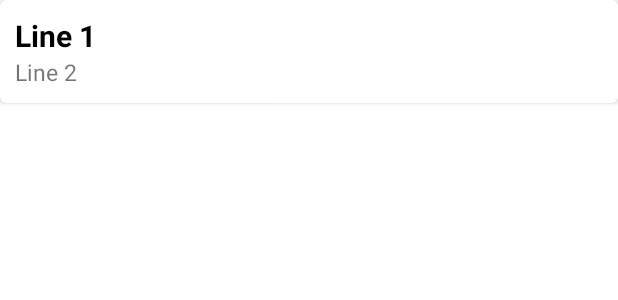
After one commit to emile067/Wokout-Buddy, an Android app: the layout my_workouts_list_item.xml on its own in the app's theme, with its tools: preview values and no code run, on a phone screen of 412 x 824 dp. The commit adds this screen. Shown: the top 300 px of the screen. Run offline under Robolectric (Android 15) with nearby library versions, the phone set to English and light mode, and no system bars.

```diff
--- a/app/src/main/java/com/moringa/workoutbuddy/ui/MainActivity.java
+++ b/app/src/main/java/com/moringa/workoutbuddy/ui/MainActivity.java
@@ -24,7 +24,7 @@ public class MainActivity extends AppCompatActivity {
         mStartButton.setOnClickListener(new View.OnClickListener() {
             @Override
             public void onClick(View v) {
-                Intent intent = new Intent(MainActivity.this, NewWorkoutActivity.class);
+                Intent intent = new Intent(MainActivity.this, WorkoutListActivity.class);
                 startActivity(intent);
             }
         });
--- /dev/null
+++ b/app/src/main/res/layout/my_workouts_list_item.xml
@@ -0,0 +1,32 @@
+<?xml version="1.0" encoding="utf-8"?>
+<androidx.cardview.widget.CardView xmlns:android="http://schemas.android.com/apk/res/android"
+    android:layout_width="match_parent"
+    android:layout_height="wrap_content"
+    xmlns:app="http://schemas.android.com/apk/res-auto"
+    app:cardCornerRadius="4dp">
+    <RelativeLayout
+        android:layout_width="match_parent"
+        android:layout_height="match_parent"
+        android:layout_margin="4dp"
+        android:padding="6dp">
+
+        <TextView
+            android:id="@+id/workoutNameTextView"
+            android:layout_width="wrap_content"
+            android:layout_height="wrap_content"
+            android:layout_alignParentTop="true"
+            android:layout_marginTop="0dp"
+            android:text="Line 1"
+            android:textColor="@android:color/black"
+            android:textSize="20sp"
+            android:textStyle="bold" />
+
+        <TextView
+            android:id="@+id/exerciseNumberTextView"
+            android:layout_width="wrap_content"
+            android:layout_height="wrap_content"
+            android:layout_below="@+id/workoutNameTextView"
+            android:text="Line 2"
+            android:textSize="15sp" />
+    </RelativeLayout>
+</androidx.cardview.widget.CardView>
```
Also changed, not shown: app/src/main/java/com/moringa/workoutbuddy/adapters/WorkoutListAdapter.java (added, +64 -0 lines), app/src/main/java/com/moringa/workoutbuddy/ui/NewWorkoutActivity.java (+23 -1 lines), app/src/main/java/com/moringa/workoutbuddy/ui/WorkoutListActivity.java (+41 -0 lines).
